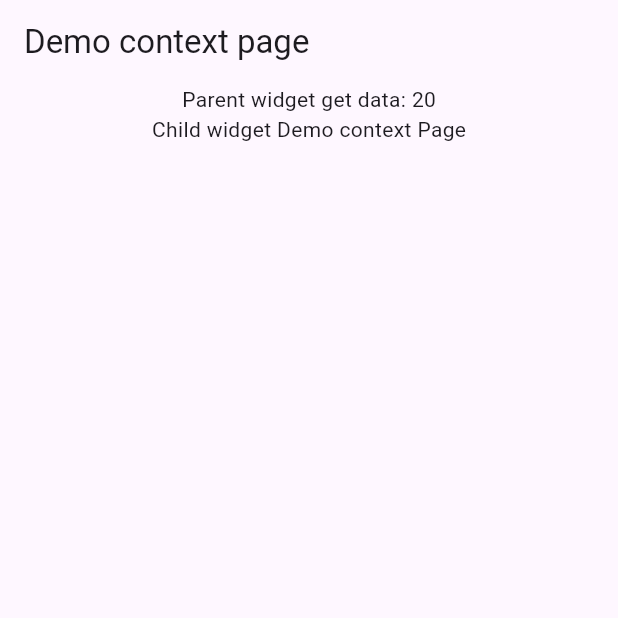
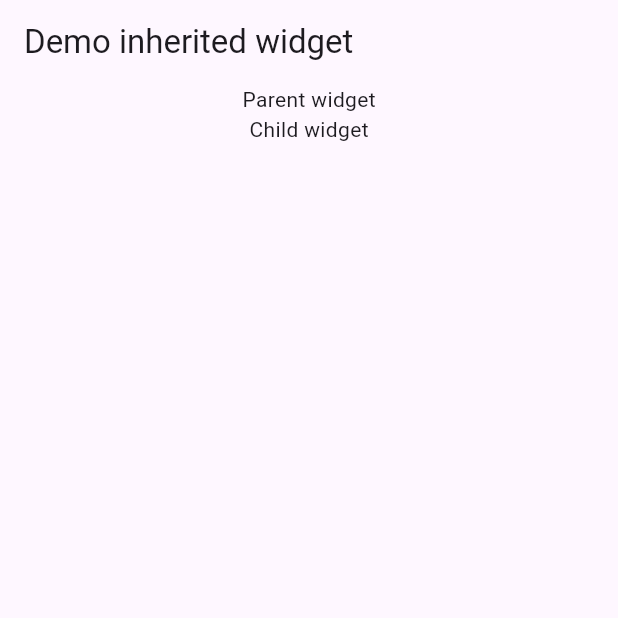
Before and after one commit to phamtanphat/flutter_inherited_widget16032024, a Flutter app: the screen it shows after launch, on a phone screen of 412 x 824 dp, the top half of it. Run offline on Flutter 3.47's test engine with Material 3 defaults, Android fonts, the phone set to English and light mode, and no system bars.

Commit message:
setup up widget

```diff
--- /dev/null
+++ b/lib/demo_inherited_widget_page.dart
@@ -0,0 +1,58 @@
+import 'package:flutter/material.dart';
+
+class DemoInheritedWidgetPage extends StatefulWidget {
+  const DemoInheritedWidgetPage({super.key});
+
+  @override
+  State<DemoInheritedWidgetPage> createState() => _DemoInheritedWidgetPageState();
+}
+
+class _DemoInheritedWidgetPageState extends State<DemoInheritedWidgetPage> {
+  @override
+  Widget build(BuildContext context) {
+    return Scaffold(
+      appBar: AppBar(
+        title: Text("Demo inherited widget"),
+      ),
+      body: Container(
+        child: Center(
+          child: Column(
+            children: [
+              ParentWidget(),
+              ChildWidget()
+            ],
+          ),
+        ),
+      ),
+    );
+  }
+}
+
+
+class ParentWidget extends StatefulWidget {
+  const ParentWidget({super.key});
+
+  @override
+  State<ParentWidget> createState() => _ParentWidgetState();
+}
+
+class _ParentWidgetState extends State<ParentWidget> {
+  @override
+  Widget build(BuildContext context) {
+    return Container(
+      child: Text("Parent widget"),
+    );
+  }
+}
+
+
+class ChildWidget extends StatelessWidget {
+  const ChildWidget({super.key});
+
+  @override
+  Widget build(BuildContext context) {
+    return Container(
+      child: Text("Child widget"),
+    );
+  }
+}
--- a/lib/main.dart
+++ b/lib/main.dart
@@ -1,5 +1,6 @@
 import 'package:flutter/material.dart';
 import 'package:flutter_inherited_widget16032024/demo_context_page.dart';
+import 'package:flutter_inherited_widget16032024/demo_inherited_widget_page.dart';
 
 void main() {
   runApp(const MyApp());
@@ -17,7 +18,7 @@ class MyApp extends StatelessWidget {
         colorScheme: ColorScheme.fromSeed(seedColor: Colors.deepPurple),
         useMaterial3: true,
       ),
-      home: DemoContextPage()
+      home: DemoInheritedWidgetPage()
     );
   }
 }
```
